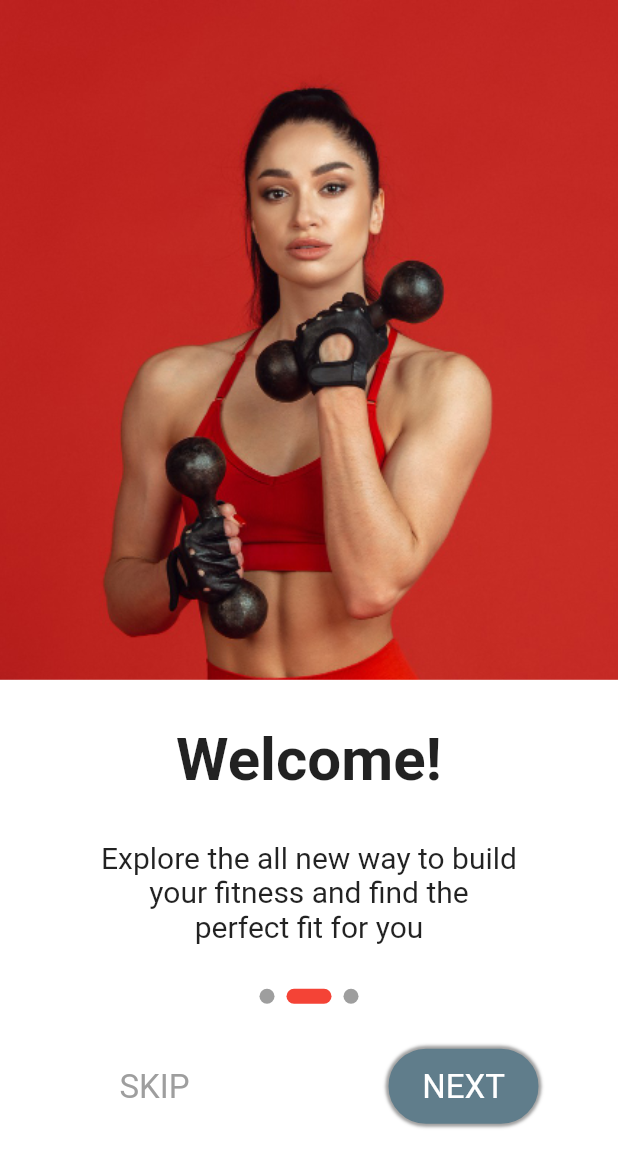
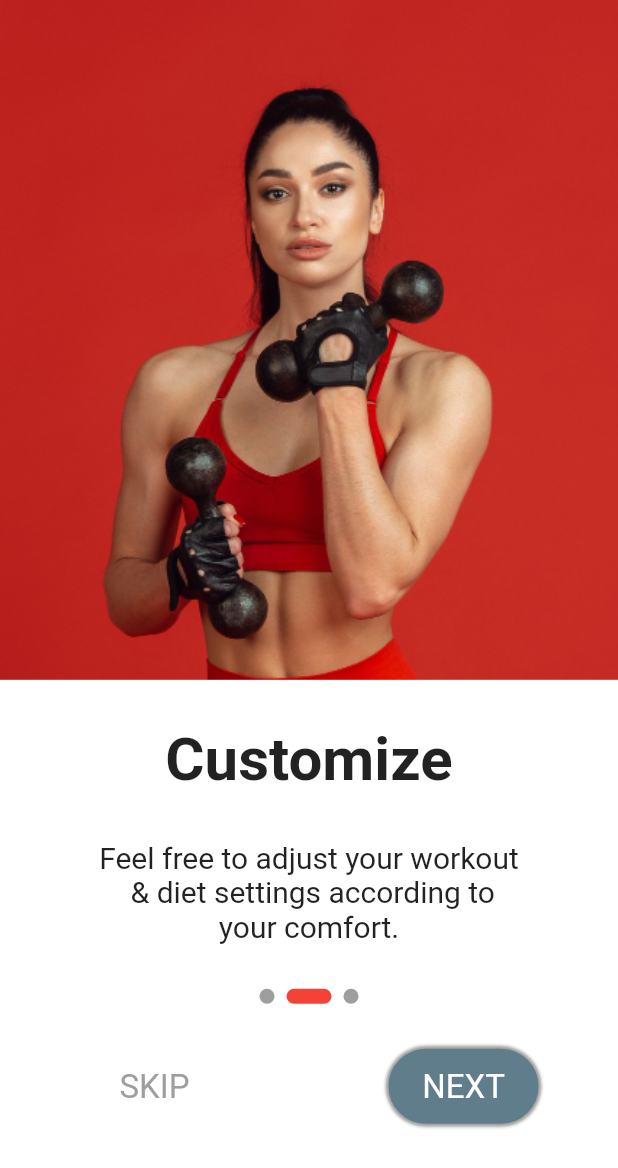
Before and after one commit to sosualfred/version_control_assignment, a Flutter app: the screen it shows after launch, swiped to page 2, on a phone screen of 412 x 824 dp. Shown: the top 1168 px of the screen. Run offline on Flutter 3.47's test engine with Material 2 defaults, Android fonts, the phone set to English and light mode, and no system bars; drawn by our look-alikes of smooth_page_indicator.

Commit message:
add content to related to various screens

```diff
--- a/lib/screens/onboarding.dart
+++ b/lib/screens/onboarding.dart
@@ -46,11 +46,16 @@ class _OnboardingScreenState extends State<OnboardingScreen> {
                     color: Colors.white,
                     child: Column(
                       children: [
-                        OnboardingHeaderText(),
+                        OnboardingHeaderText(
+                          content: "Welcome!",
+                        ),
                         SizedBox(
                           height: 30,
                         ),
-                        OnboardingSubHeadingText(),
+                        OnboardingSubHeadingText(
+                          content:
+                              "Explore the all new way to build\nyour fitness and find the\n perfect fit for you",
+                        ),
                         SizedBox(
                           height: 30,
                         ),
@@ -110,12 +115,17 @@ class _OnboardingScreenState extends State<OnboardingScreen> {
                     color: Colors.white,
                     child: Column(
                       children: [
-                        OnboardingHeaderText(),
+                        OnboardingHeaderText(
+                          content: "Customize",
+                        ),
                         SizedBox(
                           height: 30,
                         ),
 
-                        OnboardingSubHeadingText(),
+                        OnboardingSubHeadingText(
+                          content:
+                              "Feel free to adjust your workout\n & diet settings according to\nyour comfort.",
+                        ),
                         SizedBox(
                           height: 30,
                         ),
@@ -176,11 +186,16 @@ class _OnboardingScreenState extends State<OnboardingScreen> {
                     color: Colors.white,
                     child: Column(
                       children: [
-                        OnboardingHeaderText(),
+                        OnboardingHeaderText(
+                          content: "Let's go...",
+                        ),
                         SizedBox(
                           height: 30,
                         ),
-                        OnboardingSubHeadingText(),
+                        OnboardingSubHeadingText(
+                          content:
+                              "Get the new fitness updates\neveryday & improve\nperformance.",
+                        ),
                         SizedBox(
                           height: 30,
                         ),
--- a/lib/widgets/onboarding_header_text.dart
+++ b/lib/widgets/onboarding_header_text.dart
@@ -4,18 +4,20 @@ import 'package:flutter/material.dart';
 class OnboardingSubHeadingText extends StatelessWidget {
   const OnboardingSubHeadingText({
     Key? key,
+    required this.content,
   }) : super(key: key);
+
+  final String content;
 
   @override
   Widget build(BuildContext context) {
     return Column(
       children: [
         Text(
-          "Explore the all new way to build",
+          content,
           style: TextStyle(fontSize: 20),
+          textAlign: TextAlign.center,
         ),
-        Text("your fitness and find the", style: TextStyle(fontSize: 20)),
-        Text("perfect fit for you", style: TextStyle(fontSize: 20)),
       ],
     );
   }
--- a/lib/widgets/onboarding_subheader_text.dart
+++ b/lib/widgets/onboarding_subheader_text.dart
@@ -4,14 +4,17 @@ import 'package:flutter/material.dart';
 class OnboardingHeaderText extends StatelessWidget {
   const OnboardingHeaderText({
     Key? key,
+    required this.content,
   }) : super(key: key);
+
+  final String content;
 
   @override
   Widget build(BuildContext context) {
     return Container(
       margin: EdgeInsets.only(top: 30),
       child: Text(
-        "Welcome!",
+        content,
         style: TextStyle(fontSize: 40, fontWeight: FontWeight.w600),
       ),
     );
```
Also changed, not shown: pubspec.lock.
